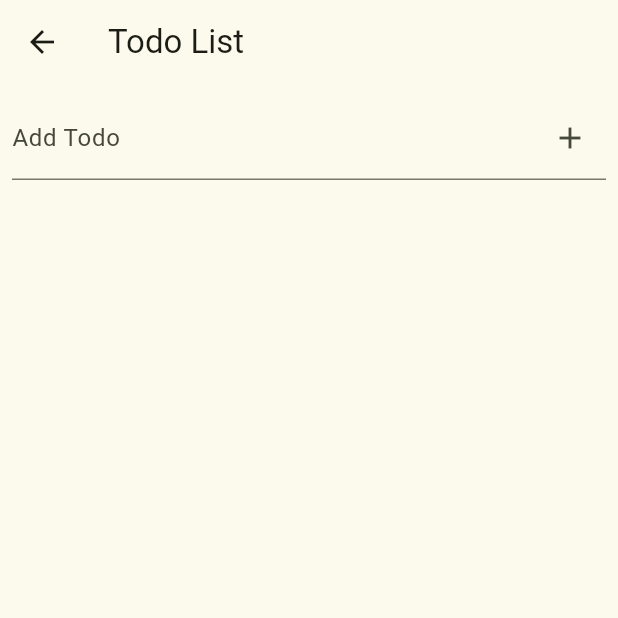
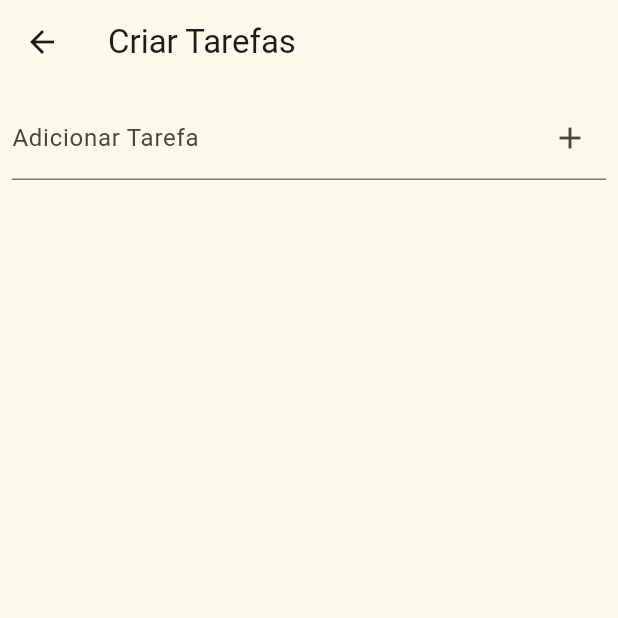
Before and after one commit to pedrogleta/ecogame, a Flutter app: the CreateTodoScreen screen opened directly, on a phone screen of 412 x 824 dp, the top half of it. Run offline on Flutter 3.47's test engine with Material 3 defaults, Android fonts, the light colour scheme and no system bars.

```diff
--- a/lib/screens/create_todo.dart
+++ b/lib/screens/create_todo.dart
@@ -32,10 +32,11 @@ class _CreateTodoScreenState extends State<CreateTodoScreen> {
       context: context,
       builder: (context) {
         return AlertDialog(
-          title: const Text('Edit Todo'),
+          title: const Text('Editar Tarefa'),
           content: TextField(
             controller: _controller,
-            decoration: const InputDecoration(hintText: 'Enter new todo'),
+            decoration:
+                const InputDecoration(hintText: 'Entrar com nova tarefa'),
           ),
           actions: [
             TextButton(
@@ -46,14 +47,14 @@ class _CreateTodoScreenState extends State<CreateTodoScreen> {
                 });
                 Navigator.of(context).pop();
               },
-              child: const Text('Save'),
+              child: const Text('Salvar'),
             ),
             TextButton(
               onPressed: () {
                 _controller.clear();
                 Navigator.of(context).pop();
               },
-              child: const Text('Cancel'),
+              child: const Text('Cancelar'),
             ),
           ],
         );
@@ -65,7 +66,7 @@ class _CreateTodoScreenState extends State<CreateTodoScreen> {
   Widget build(BuildContext context) {
     return Scaffold(
       appBar: AppBar(
-        title: const Text('Todo List'),
+        title: const Text('Criar Tarefas'),
       ),
       body: Column(
         children: [
@@ -74,7 +75,7 @@ class _CreateTodoScreenState extends State<CreateTodoScreen> {
             child: TextField(
               controller: _controller,
               decoration: InputDecoration(
-                labelText: 'Add Todo',
+                labelText: 'Adicionar Tarefa',
                 suffixIcon: IconButton(
                   icon: const Icon(Icons.add),
                   onPressed: _addTodo,
```
Also changed, not shown: lib/main.dart (+10 -0 lines).
